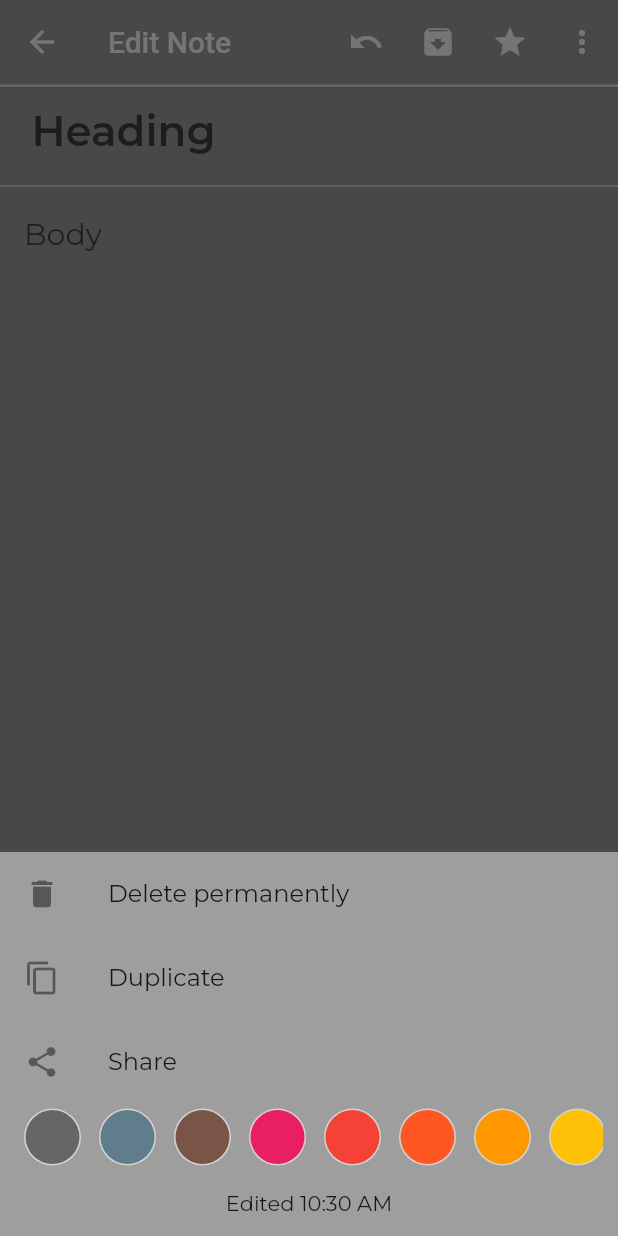
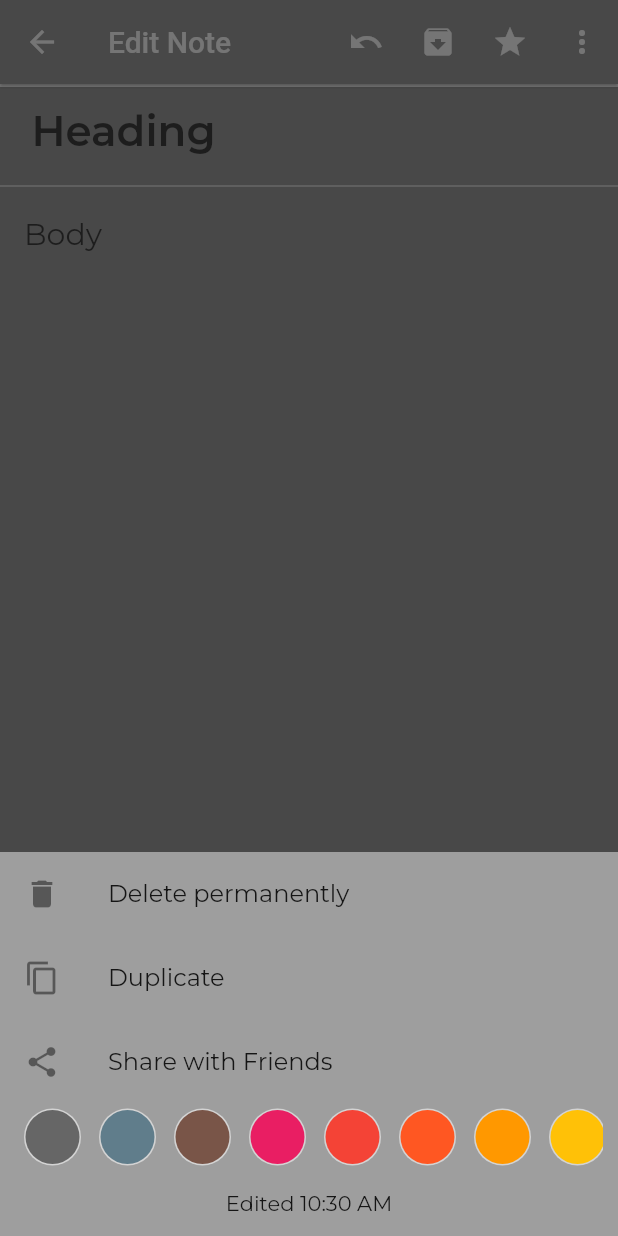
Before and after one commit to gohardhuddi/SP17_BCS_019_note, a Flutter app: the NotePage screen opened directly with empty values, after a tap on the "star border" icon, after a tap on the "more vert" icon, on a phone screen of 412 x 824 dp. Run offline on Flutter 3.47's test engine with Material 2 defaults, Android fonts, the phone set to English and light mode, and no system bars; our stand-ins replace auto_size_text, flutter_screenutil, font_awesome_flutter, gallery_saver, google_fonts, image_picker and 4 more; accounts and stored records are empty.

Commit message:
Share functionality

```diff
--- a/lib/ui/options_sheet.dart
+++ b/lib/ui/options_sheet.dart
@@ -66,7 +66,7 @@ class _MoreOptionsSheetState extends State<MoreOptionsSheet> {
               }),
           new ListTile(
               leading: new Icon(Icons.share),
-              title: new Text('Share'),
+              title: new Text('Share with Friends'),
               onTap: () {
                 Navigator.of(context).pop();
                 widget.callBackOptionTapped(moreOptions.share);
```
